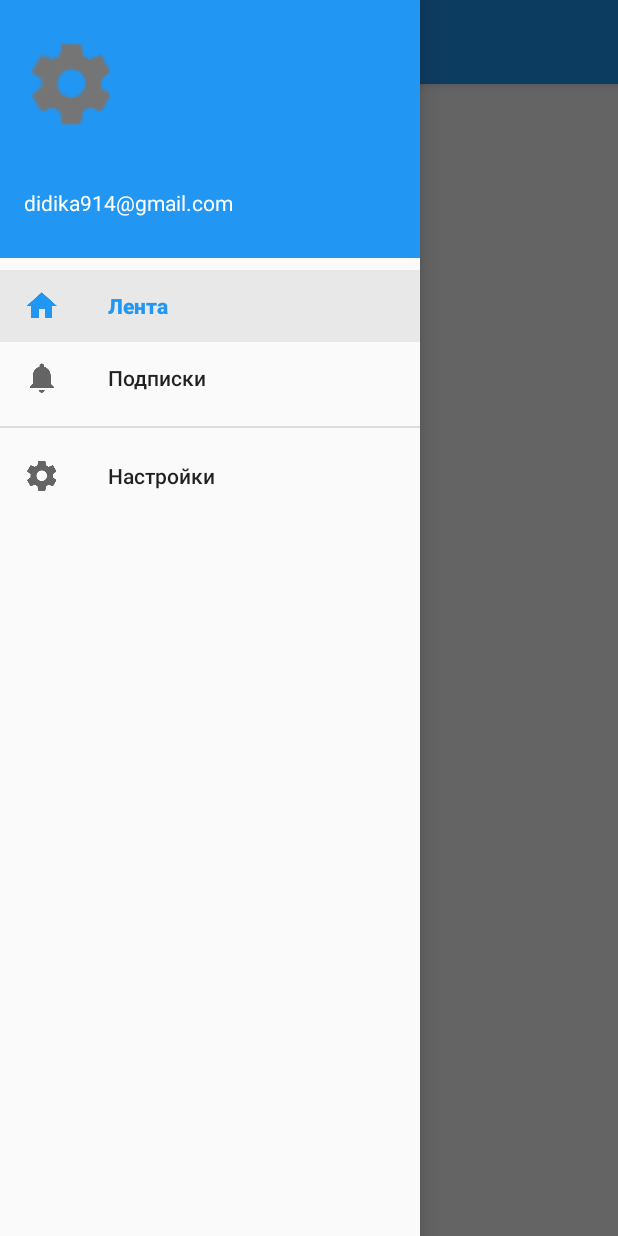
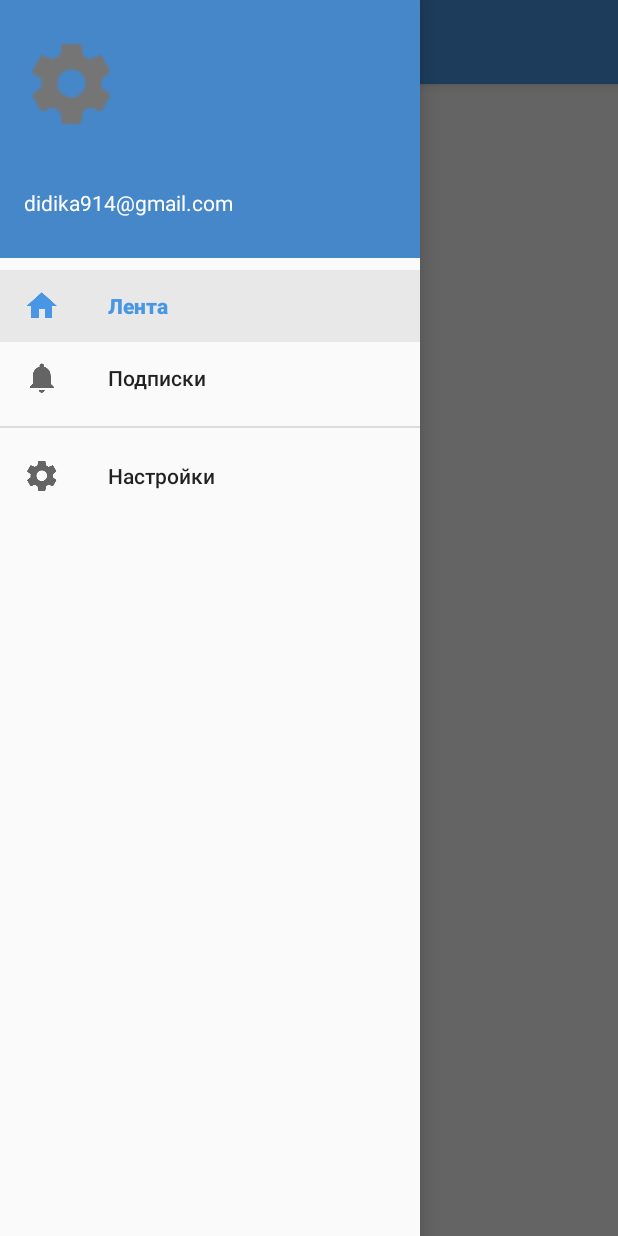
Before and after one commit to dimorinny/pushka-android, an Android app: the NavigationActivity screen opened directly, with no data from a screen before it, with the side drawer open, on a phone screen of 412 x 824 dp. Run offline under Robolectric (Android 15) with nearby library versions, the phone set to English and light mode, and no system bars; our stand-ins replace CircleImageView, Picasso; libraries missing offline, so code that uses them is left out: com.github.salomonbrys.kotson, com.vk.sdk; pictures from the network do not load; 3 statements that could not run were skipped.

Commit message:
change colors

```diff
--- a/app/src/main/res/layout/drawer_header.xml
+++ b/app/src/main/res/layout/drawer_header.xml
@@ -5,7 +5,7 @@
     android:layout_height="172dp"
     android:paddingTop="@dimen/status_bar_height"
     android:orientation="vertical"
-    android:background="?attr/colorPrimary"
+    android:background="@color/drawer_header_background"
     android:theme="@style/ThemeOverlay.AppCompat.Dark"
     >
 
--- a/app/src/main/res/values/colors.xml
+++ b/app/src/main/res/values/colors.xml
@@ -1,10 +1,10 @@
 <?xml version="1.0" encoding="utf-8"?>
 <resources>
     <!-- Theme -->
-    <color name="colorPrimary">#2196F3</color>
-    <color name="colorPrimaryDark">#1976D2</color>
+    <color name="colorPrimary">#4896E4</color>
+    <color name="colorPrimaryDark">#3D86CE</color>
     <color name="colorPrimaryLight">#BBDEFB</color>
-    <color name="colorAccent">#2196F3</color>
+    <color name="colorAccent">#4896E4</color>
     <color name="colorPrimaryText">#212121</color>
     <color name="colorSecondaryText">#727272</color>
     <color name="colorDivider">#B6B6B6</color>
@@ -21,6 +21,7 @@
     <!-- Drawer -->
     <color name="drawer_selected_icon">#515151</color>
     <color name="drawer_selected_item">#e8e8e8</color>
+    <color name="drawer_header_background">#4587C9</color>
 
     <!-- Login -->
     <color name="login_vk_color">#597ca0</color>
```
